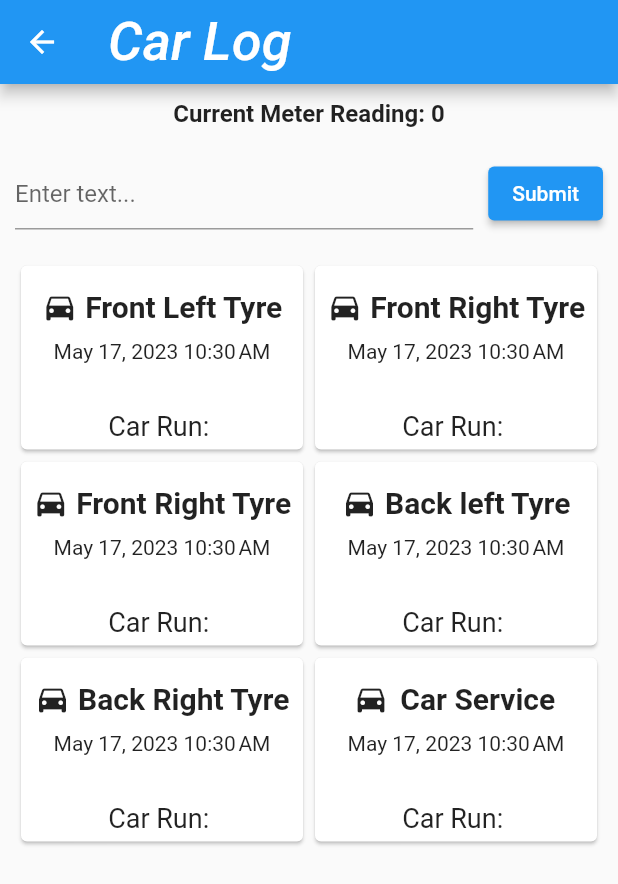
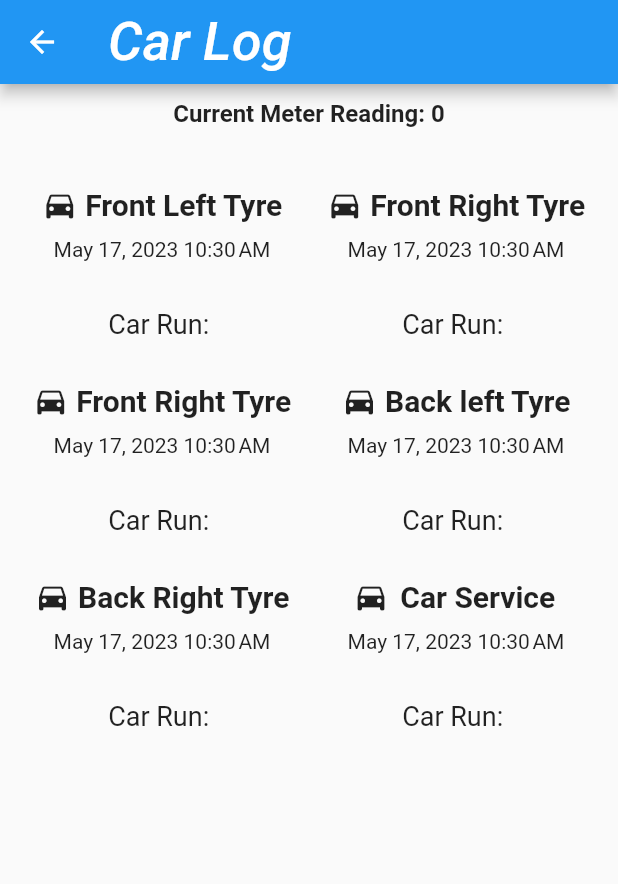
Before and after one commit to F17-9437-Shehroz/autokaar, a Flutter app: the CarLogScreen screen opened directly with empty values, on a phone screen of 412 x 824 dp. Shown: the top 884 px of the screen. Run offline on Flutter 3.47's test engine with Material 2 defaults, Android fonts, the phone set to English and light mode, and no system bars; our stand-ins replace cloud_firestore, firebase_auth, firebase_core, firebase_storage, flutter_widget_from_html, image_picker and 1 more; accounts and stored records are empty; Roboto replaces fonts that are missing (Hind).

Commit message:
car log screen fix

```diff
--- a/lib/carDetails.dart
+++ b/lib/carDetails.dart
@@ -79,28 +79,6 @@ class CarLogScreen extends StatelessWidget {
                             fontSize: 16,
                             fontWeight: FontWeight.bold,
                           ),
-                        ),
-                      ),
-                      Padding(
-                        padding: EdgeInsets.all(10),
-                        child: Row(
-                          children: [
-                            Expanded(
-                              child: TextField(
-                                decoration: InputDecoration(
-                                  hintText: 'Enter text...',
-                                  // Add any additional styling or properties to the TextField as needed
-                                ),
-                              ),
-                            ),
-                            SizedBox(width: 10),
-                            ElevatedButton(
-                              onPressed: () {
-                                // Perform the desired action when the button is pressed
-                              },
-                              child: Text('Submit'),
-                            ),
-                          ],
                         ),
                       ),
                       GridView.count(
@@ -199,9 +177,9 @@ class CarLogScreen extends StatelessWidget {
           ),
         );
       },
-      child: Card(
       child: Column(
         mainAxisAlignment: MainAxisAlignment.center,
+        crossAxisAlignment: CrossAxisAlignment.center,
         children: [
           SizedBox(height: 10),
           Row(
@@ -238,7 +216,6 @@ class CarLogScreen extends StatelessWidget {
             ),
           ),
         ],
-        ),
       ),
     );
   }
```
Lines whose indentation alone changed are shown as unchanged.
